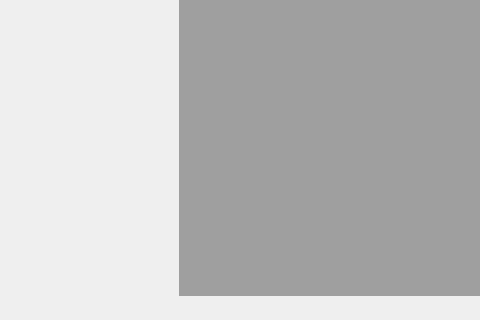
First picture: the form in ui/main.ui, repository Mateusz2734/intrastat-gui, before the edit; both pictures show x 0 to 480 and y 400 to 720 of the 1280 by 720 pixel window.
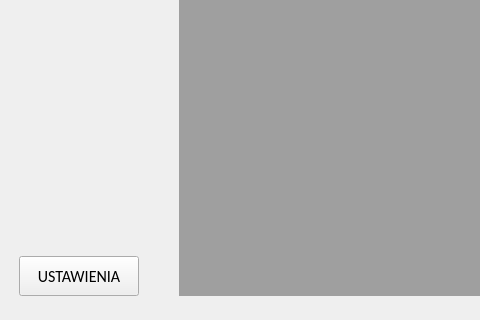
Second picture: the form after the edit.

Commit message: add settings button

What changed in the file:
```diff
--- a/ui/main.ui
+++ b/ui/main.ui
@@ -52,7 +52,7 @@
    </property>
    <layout class="QGridLayout" name="gridLayout_2">
     <item row="0" column="0">
-     <layout class="QGridLayout" name="gridLayout" rowminimumheight="40,40,0,0" columnminimumwidth="120,0">
+     <layout class="QGridLayout" name="gridLayout" rowminimumheight="40,40,0,0,40" columnminimumwidth="120,0">
       <property name="leftMargin">
        <number>10</number>
       </property>
@@ -122,6 +122,28 @@
         </property>
        </widget>
       </item>
+      <item row="4" column="0">
+       <widget class="QPushButton" name="settings_btn">
+        <property name="sizePolicy">
+         <sizepolicy hsizetype="Minimum" vsizetype="Minimum">
+          <horstretch>0</horstretch>
+          <verstretch>0</verstretch>
+         </sizepolicy>
+        </property>
+        <property name="maximumSize">
+         <size>
+          <width>16777215</width>
+          <height>40</height>
+         </size>
+        </property>
+        <property name="text">
+         <string>USTAWIENIA</string>
+        </property>
+       </widget>
+      </item>
+      <item row="0" column="1" rowspan="5">
+       <widget class="QMdiArea" name="mdiArea"/>
+      </item>
      </layout>
     </item>
    </layout>
```
Left out of the diff: 33 changed lines with no effect on the pictures. The commit also changes 2 other files.
